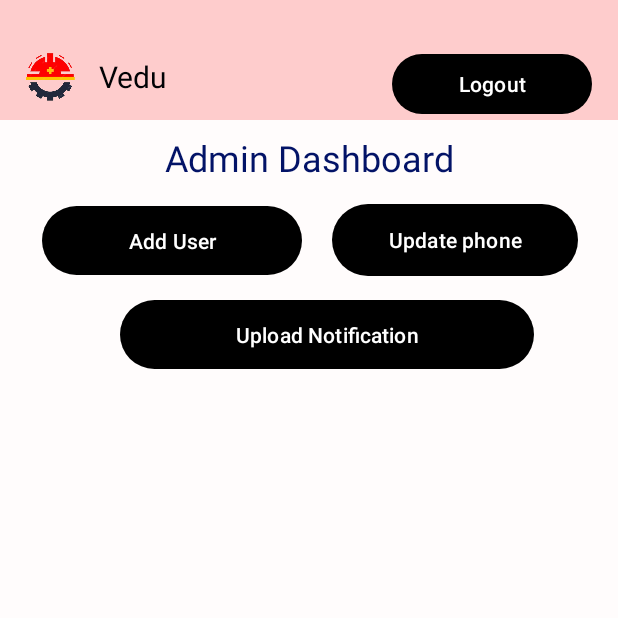
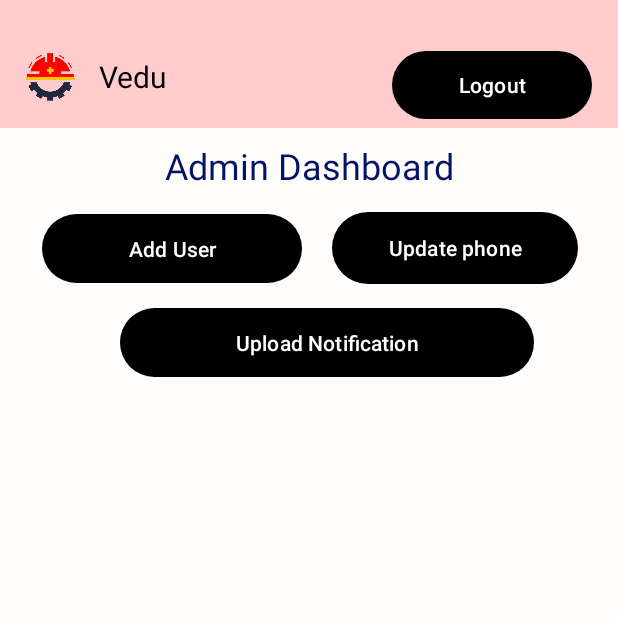
Before and after one commit to VedprakashLilhare/Vedu, an Android app: the admin screen opened directly, with no data from a screen before it, on a phone screen of 412 x 824 dp, the top half of it. Run offline under Robolectric (Android 15) with nearby library versions, the phone set to English and light mode, and no system bars; our stand-ins replace Firebase (no records; nobody signed in at launch, a user with empty details on screens opened directly).

Commit message:
admin page new ui

```diff
--- a/app/src/main/res/layout/activity_admin.xml
+++ b/app/src/main/res/layout/activity_admin.xml
@@ -40,8 +40,9 @@
         android:layout_width="133dp"
         android:layout_height="0dp"
         android:layout_marginStart="106dp"
-        android:layout_marginTop="32dp"
+        android:layout_marginTop="30dp"
         android:layout_marginEnd="8dp"
+        android:layout_marginBottom="2dp"
         android:text="@string/logout"
         app:layout_constraintBottom_toTopOf="@+id/constraintLayout2"
         app:layout_constraintEnd_toEndOf="parent"
@@ -52,7 +53,7 @@
         android:id="@+id/constraintLayout2"
         android:layout_width="match_parent"
         android:layout_height="match_parent"
-        android:layout_marginTop="80dp"
+        android:layout_marginTop="85dp"
         android:background="#FFFCFC"
         app:layout_constraintTop_toTopOf="parent">
 
```
